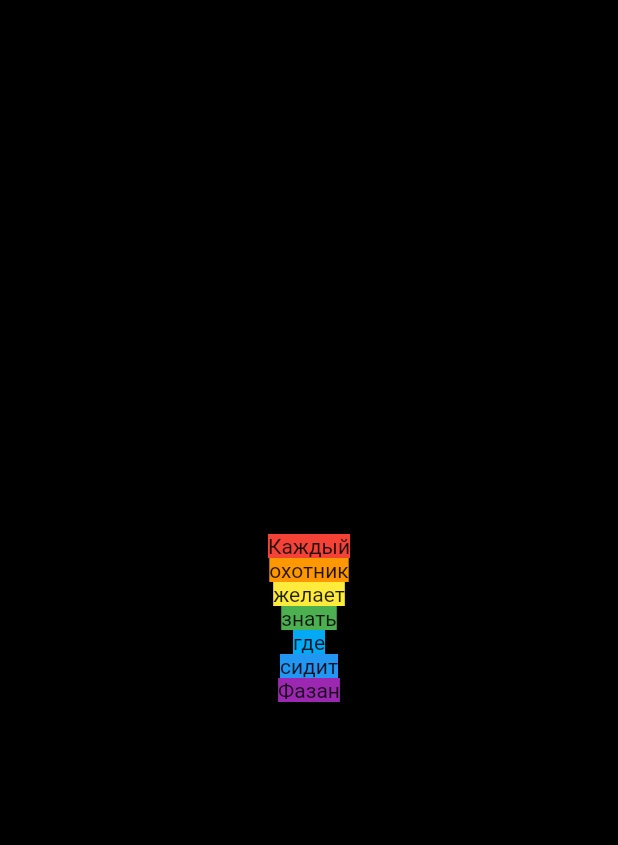
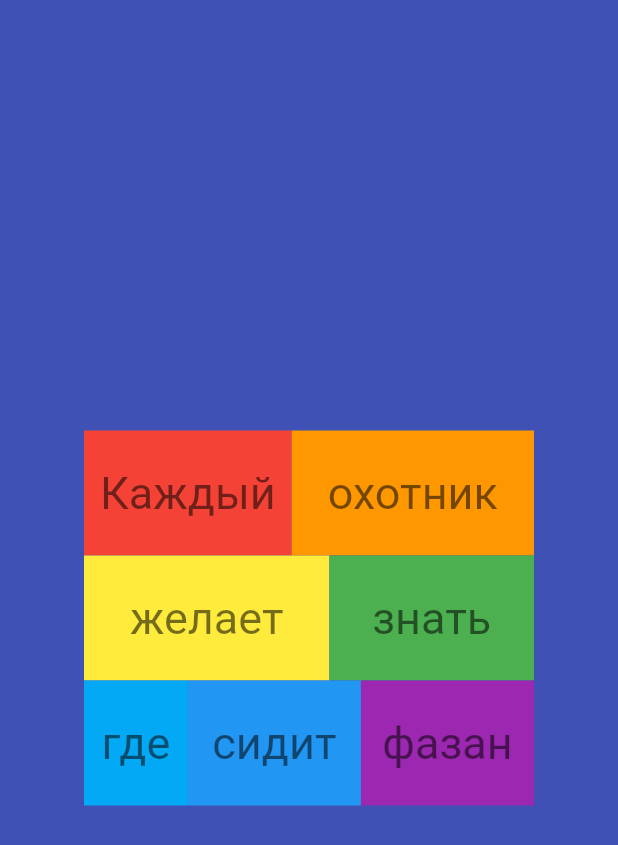
Before and after one commit to Maruru-k/intens_fl, a Flutter app: the screen it shows after launch, on a phone screen of 412 x 824 dp. Shown: the top 845 px of the screen. Run offline on Flutter 3.47's test engine with Material 2 defaults, Android fonts, the phone set to English and light mode, and no system bars.

```diff
--- a/lib/main.dart
+++ b/lib/main.dart
@@ -3,7 +3,7 @@ import 'package:intens_fl/screens/home.dart';
 import 'package:intens_fl/screens/intens.dart';
 
 void main() {
-  runApp(IntensTask());
+  runApp(const IntenseTask());
 }
 
 class MyApp extends StatelessWidget {
--- a/lib/screens/intens.dart
+++ b/lib/screens/intens.dart
@@ -1,47 +1,107 @@
 import 'package:flutter/material.dart';
 
-class IntensTask extends StatelessWidget {
+class IntenseTask extends StatelessWidget {
+  const IntenseTask({Key? key}) : super(key: key);
+  static const double newFontSize = 30;
+  static const double boxConstraintsHeight = 250;
+  static const double boxConstraintsWidth = 300;
+  static const TextStyle _myTextStyle = TextStyle(fontSize: newFontSize, color: Colors.black54);
+
   @override
   Widget build(BuildContext context) {
     return MaterialApp(
       home: Scaffold(
-        backgroundColor: Colors.black,
+          backgroundColor: Colors.indigo,
           body: Center(
+            child: Container(
+              constraints: const BoxConstraints.tightFor(
+                height: boxConstraintsHeight,
+                width: boxConstraintsWidth,
+              ),
               child: Column(
                 mainAxisAlignment: MainAxisAlignment.center,
                 children: [
-              Container(
+                  Expanded(
+                    child: Row(
+                      mainAxisAlignment: MainAxisAlignment.center,
+                      children: [
+                        Expanded(
+                          child: Container(
                             color: Colors.red,
-                child: const Text("Каждый"),
+                            alignment: Alignment.center,
+                            child: const Text("Каждый", style: _myTextStyle),
                           ),
-              Container(
+                          flex: "Каждый".length,
+                        ),
+                        Expanded(
+                          flex: "охотник".length,
+                          child: Container(
                             color: Colors.orange,
-                child: const Text("охотник"),
+                            alignment: Alignment.center,
+                            child: const Text("охотник", style: _myTextStyle),
                           ),
-              Container(
+                        ),
+                      ],
+                    ),
+                  ),
+                  Expanded(
+                    child: Row(
+                      mainAxisAlignment: MainAxisAlignment.center,
+                      children: [
+                        Expanded(
+                          child: Container(
                             color: Colors.yellow,
-                child: const Text("желает"),
+                            alignment: Alignment.center,
+                            child: const Text("желает", style: _myTextStyle),
                           ),
-              Container(
+                          flex: "желает".length,
+                        ),
+                        Expanded(
+                          flex: "знать".length,
+                          child: Container(
                             color: Colors.green,
-                child: const Text("знать"),
+                            alignment: Alignment.center,
+                            child: const Text("знать", style: _myTextStyle),
                           ),
-              Container(
+                        ),
+                      ],
+                    ),
+                  ),
+                  Expanded(
+                    child: Row(
+                      mainAxisAlignment: MainAxisAlignment.center,
+                      children: [
+                        Expanded(
+                          child: Container(
                             color: Colors.lightBlue,
-                child: const Text("где"),
+                            alignment: Alignment.center,
+                            child: const Text("где", style: _myTextStyle),
                           ),
-              Container(
+                          flex: "где".length,
+                        ),
+                        Expanded(
+                          flex: "сидит".length,
+                          child: Container(
                             color: Colors.blue,
-                child: const Text("сидит"),
+                            alignment: Alignment.center,
+                            child: const Text("сидит", style: _myTextStyle),
                           ),
-              Container(
+                        ),
+                        Expanded(
+                          flex: "фазан".length,
+                          child: Container(
                             color: Colors.purple,
-                child: const Text("Фазан"),
+                            alignment: Alignment.center,
+                            child: const Text("фазан", style: _myTextStyle),
+                          ),
                         ),
                       ],
                     ),
                   )
+                ],
               ),
+            ),
+          )),
     );
   }
 }
```
Lines whose indentation alone changed are shown as unchanged.
